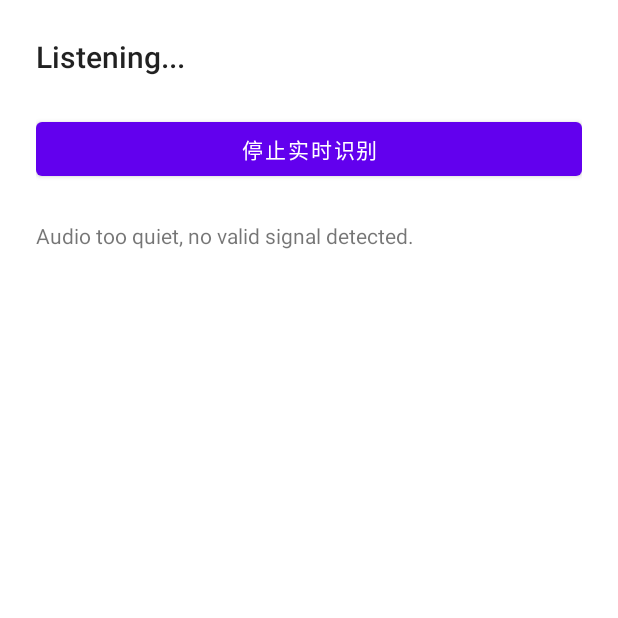
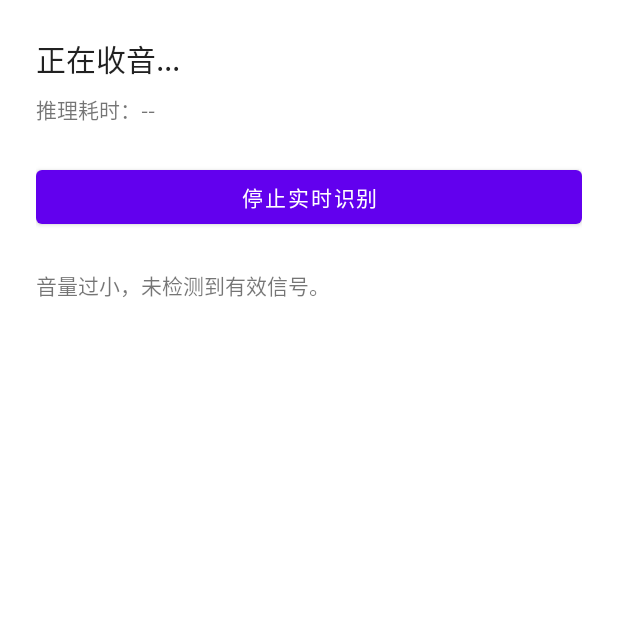
Before and after one commit to zxx264547/AI_Audio_2025, an Android app: the screen it shows after launch (MainActivity), after a tap on "开始实时识别", on a phone screen of 412 x 824 dp, the top half of it. Run offline under Robolectric (Android 15) with nearby library versions, the phone set to English and light mode, and no system bars; libraries missing offline, so code that uses them is left out: org.pytorch.

Commit message:
将录音和模型推理作为两个线程，减少识别的延迟

```diff
--- a/app/src/main/java/com/example/passtapp/AudioSceneAnalyzer.java
+++ b/app/src/main/java/com/example/passtapp/AudioSceneAnalyzer.java
@@ -8,6 +8,8 @@ import android.media.MediaRecorder;
 import android.os.Handler;
 import android.os.Looper;
 import android.os.SystemClock;
+import java.util.concurrent.ExecutorService;
+import java.util.concurrent.Executors;
 import java.util.concurrent.atomic.AtomicBoolean;
 
 public class AudioSceneAnalyzer {
@@ -24,6 +26,14 @@ public class AudioSceneAnalyzer {
     private final Handler mainHandler = new Handler(Looper.getMainLooper());
 
     private final AtomicBoolean running = new AtomicBoolean(false);
+    private final AtomicBoolean inferring = new AtomicBoolean(false);
+    private final ExecutorService inferenceExecutor =
+            Executors.newSingleThreadExecutor(
+                    r -> {
+                        Thread t = new Thread(r, "AudioInference");
+                        t.setDaemon(true);
+                        return t;
+                    });
     private Thread streamingThread;
 
     public AudioSceneAnalyzer(Context context) {
@@ -69,14 +79,17 @@ public class AudioSceneAnalyzer {
     }
 
     public synchronized void startStreaming(
-            ResultCallback onResult, StatusCallback onStatus, ErrorCallback onError) {
+            ResultCallback onResult,
+            StatusCallback onStatus,
+            ErrorCallback onError,
+            InferenceTimeCallback onInferenceTime) {
         if (running.get()) {
             return;
         }
         running.set(true);
         streamingThread =
                 new Thread(
-                        () -> runStreamingLoop(onResult, onStatus, onError),
+                        () -> runStreamingLoop(onResult, onStatus, onError, onInferenceTime),
                         "AudioSceneStreaming");
         streamingThread.start();
     }
@@ -112,10 +125,14 @@ public class AudioSceneAnalyzer {
     public void release() {
         stopStreaming();
         passtModule.release();
+        inferenceExecutor.shutdownNow();
     }
 
     private void runStreamingLoop(
-            ResultCallback onResult, StatusCallback onStatus, ErrorCallback onError) {
+            ResultCallback onResult,
+            StatusCallback onStatus,
+            ErrorCallback onError,
+            InferenceTimeCallback onInferenceTime) {
         float[] ringBuffer = new float[expectedSamples];
         short[] pcmChunk = new short[CHUNK_SIZE];
         int writePos = 0;
@@ -124,12 +141,12 @@ public class AudioSceneAnalyzer {
         AudioRecord recorder = buildRecorder();
         try {
             recorder.startRecording();
-            postStatus(onStatus, "Listening...");
+            postStatus(onStatus, "正在收音...");
             while (running.get() && !Thread.currentThread().isInterrupted()) {
                 int read =
                         recorder.read(pcmChunk, 0, pcmChunk.length, AudioRecord.READ_BLOCKING);
                 if (read < 0) {
-                    postError(onError, "Recording failed: " + read);
+                    postError(onError, "录音失败: " + read);
                     continue;
                 }
                 if (read == 0) {
@@ -156,10 +173,9 @@ public class AudioSceneAnalyzer {
                     }
                     float avg = sumAbs / snapshot.length;
                     if (avg < MIN_AVG_AMPLITUDE) {
-                        postError(onError, "Audio too quiet, no valid signal detected.");
+                        postError(onError, "音量过小，未检测到有效信号。");
                     } else {
-                        SceneResult result = passtModule.classify(snapshot, snapshot.length);
-                        postResult(onResult, result);
+                        dispatchInference(snapshot, onResult, onStatus, onError, onInferenceTime);
                     }
                 }
             }
@@ -176,8 +192,40 @@ public class AudioSceneAnalyzer {
                 // ignore stop failure
             }
             recorder.release();
-            postStatus(onStatus, "Stopped");
+            postStatus(onStatus, "已停止");
         }
+    }
+
+    private void dispatchInference(
+            float[] snapshot,
+            ResultCallback onResult,
+            StatusCallback onStatus,
+            ErrorCallback onError,
+            InferenceTimeCallback onInferenceTime) {
+        // If a previous inference is running, skip this round to keep capture responsive.
+        if (!inferring.compareAndSet(false, true)) {
+            return;
+        }
+        postStatus(onStatus, "开始推理...");
+        inferenceExecutor.execute(
+                () -> {
+                    long inferStart = SystemClock.elapsedRealtime();
+                    try {
+                        SceneResult result = passtModule.classify(snapshot, snapshot.length);
+                        long duration = SystemClock.elapsedRealtime() - inferStart;
+                        postResult(onResult, result);
+                        postInferenceTime(onInferenceTime, duration);
+                        postStatus(onStatus, "推理结束，用时 " + duration + " ms");
+                    } catch (Exception ex) {
+                        postError(
+                                onError,
+                                ex.getLocalizedMessage() != null
+                                        ? ex.getLocalizedMessage()
+                                        : ex.toString());
+                    } finally {
+                        inferring.set(false);
+                    }
+                });
     }
 
     private void postResult(ResultCallback callback, SceneResult result) {
@@ -201,6 +249,13 @@ public class AudioSceneAnalyzer {
         mainHandler.post(() -> callback.onError(message));
     }
 
+    private void postInferenceTime(InferenceTimeCallback callback, long durationMs) {
+        if (callback == null) {
+            return;
+        }
+        mainHandler.post(() -> callback.onInferenceTime(durationMs));
+    }
+
     public interface ResultCallback {
         void onResult(SceneResult result);
     }
@@ -212,4 +267,8 @@ public class AudioSceneAnalyzer {
     public interface ErrorCallback {
         void onError(String message);
     }
+
+    public interface InferenceTimeCallback {
+        void onInferenceTime(long durationMs);
+    }
 }
--- a/app/src/main/java/com/example/passtapp/MainActivity.java
+++ b/app/src/main/java/com/example/passtapp/MainActivity.java
@@ -57,13 +57,17 @@ public class MainActivity extends AppCompatActivity {
         binding.captureButton.setText(getString(R.string.stop_listening));
         binding.statusText.setText(getString(R.string.streaming));
         binding.resultText.setText(getString(R.string.listening));
+        binding.inferenceTimeText.setText(getString(R.string.inference_time_placeholder));
         audioSceneAnalyzer.startStreaming(
                 result -> {
                     binding.statusText.setText(getString(R.string.detected));
                     binding.resultText.setText(result.formatForDisplay());
                 },
                 status -> binding.statusText.setText(status),
-                message -> binding.resultText.setText(message));
+                message -> binding.resultText.setText(message),
+                timeMs ->
+                        binding.inferenceTimeText.setText(
+                                getString(R.string.inference_time_ms, timeMs)));
         isStreaming = true;
     }
 
--- a/app/src/main/java/com/example/passtapp/PaSSTModule.java
+++ b/app/src/main/java/com/example/passtapp/PaSSTModule.java
@@ -59,8 +59,8 @@ public class PaSSTModule {
         }
         indices.sort((a, b) -> Float.compare(confidences[b], confidences[a]));
 
-        List<Prediction> results = new ArrayList<>(3);
-        int limit = Math.min(3, indices.size());
+        List<Prediction> results = new ArrayList<>(5);
+        int limit = Math.min(5, indices.size());
         for (int i = 0; i < limit; i++) {
             int idx = indices.get(i);
             String label = idx < localLabels.size() ? localLabels.get(idx) : "unknown#" + idx;
@@ -206,7 +206,7 @@ class SceneResult {
 
     public String formatForDisplay() {
         if (predictions == null || predictions.isEmpty()) {
-            return "No predictions yet";
+            return "暂无预测结果";
         }
         StringBuilder builder = new StringBuilder();
         for (int i = 0; i < predictions.size(); i++) {
--- a/app/src/main/res/layout/activity_main.xml
+++ b/app/src/main/res/layout/activity_main.xml
@@ -15,13 +15,23 @@
         app:layout_constraintStart_toStartOf="parent"
         app:layout_constraintEnd_toEndOf="parent" />
 
+    <TextView
+        android:id="@+id/inferenceTimeText"
+        android:layout_width="0dp"
+        android:layout_height="wrap_content"
+        android:layout_marginTop="8dp"
+        android:text="@string/inference_time_placeholder"
+        app:layout_constraintTop_toBottomOf="@id/statusText"
+        app:layout_constraintStart_toStartOf="parent"
+        app:layout_constraintEnd_toEndOf="parent" />
+
     <Button
         android:id="@+id/captureButton"
         android:layout_width="0dp"
         android:layout_height="wrap_content"
         android:text="@string/start_listening"
         android:layout_marginTop="24dp"
-        app:layout_constraintTop_toBottomOf="@id/statusText"
+        app:layout_constraintTop_toBottomOf="@id/inferenceTimeText"
         app:layout_constraintStart_toStartOf="parent"
         app:layout_constraintEnd_toEndOf="parent" />
 
--- a/app/src/main/res/values/strings.xml
+++ b/app/src/main/res/values/strings.xml
@@ -2,11 +2,13 @@
     <string name="app_name">PaSST 场景识别</string>
     <string name="start_listening">开始实时识别</string>
     <string name="stop_listening">停止实时识别</string>
-    <string name="recording">准备采集…</string>
-    <string name="listening">采集中，请保持当前声场</string>
-    <string name="streaming">实时识别中…</string>
-    <string name="detected">识别完成</string>
-    <string name="stopped">已停止监听</string>
+    <string name="recording">准备采集中</string>
+    <string name="listening">采集中，请保持当前环境</string>
+    <string name="streaming">实时识别中...</string>
+    <string name="detected">已检测到</string>
+    <string name="stopped">已停止录制</string>
     <string name="failed">识别失败</string>
-    <string name="permission_denied">需要麦克风权限才能识别声音</string>
+    <string name="permission_denied">需要录音权限才能开始识别</string>
+    <string name="inference_time_placeholder">推理耗时：--</string>
+    <string name="inference_time_ms">推理耗时：%1$d ms</string>
 </resources>
```
